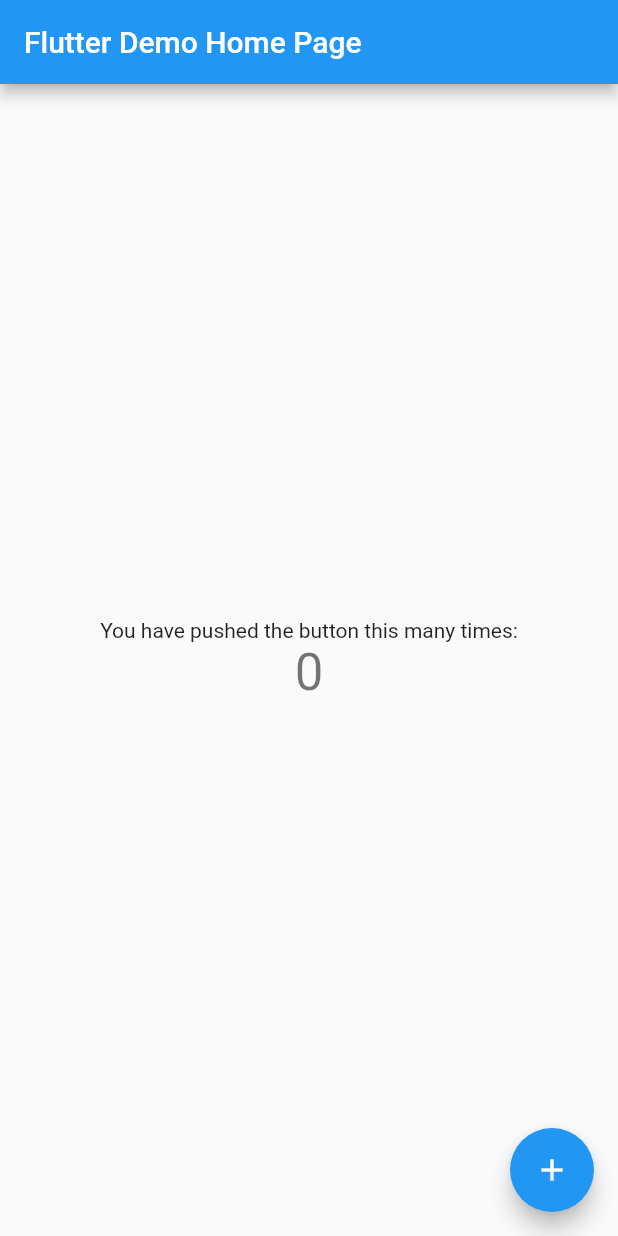
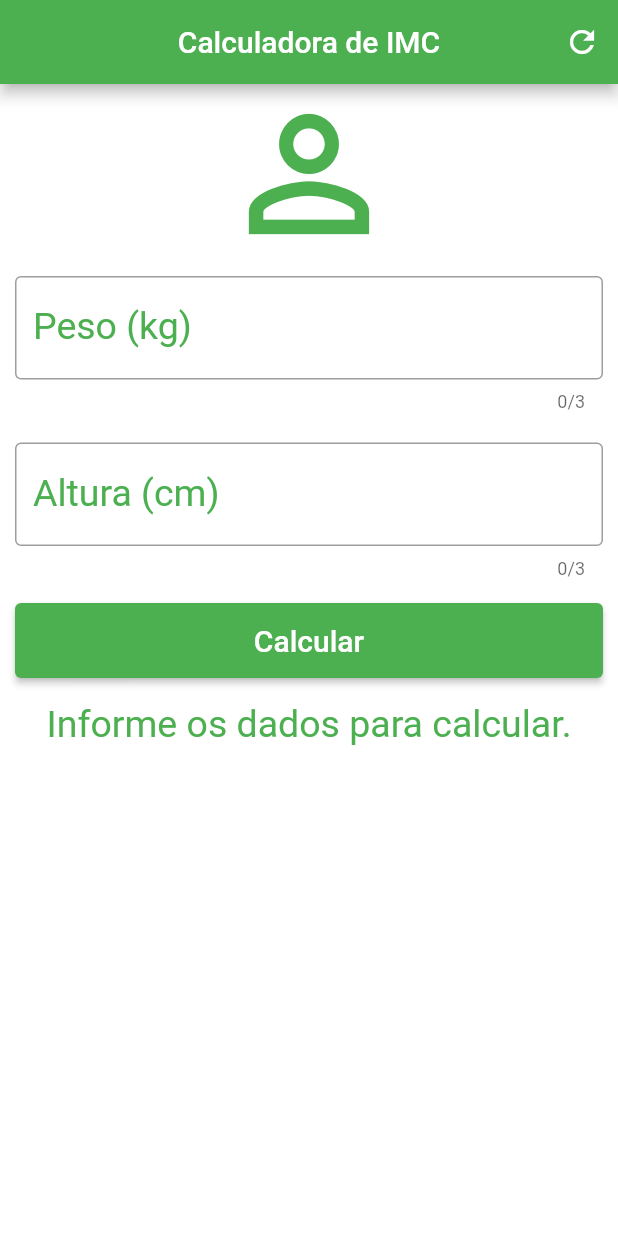
Before and after one commit to christopherblosfeld/calculadora_imc, a Flutter app: the screen it shows after launch, on a phone screen of 412 x 824 dp. Run offline on Flutter 3.47's test engine with Material 2 defaults, Android fonts, the phone set to English and light mode, and no system bars.

Commit message:
Subindo a página completa do IMC

```diff
--- a/lib/main.dart
+++ b/lib/main.dart
@@ -1,115 +1,164 @@
 import 'package:flutter/material.dart';
 
 void main() {
-  runApp(const MyApp());
+  runApp(MaterialApp(
+    home: Home(),
+    debugShowCheckedModeBanner: false,
+  ));
 }
 
-class MyApp extends StatelessWidget {
-  const MyApp({super.key});
-
-  // This widget is the root of your application.
+class Home extends StatefulWidget {
   @override
-  Widget build(BuildContext context) {
-    return MaterialApp(
-      title: 'Flutter Demo',
-      theme: ThemeData(
-        // This is the theme of your application.
-        //
-        // Try running your application with "flutter run". You'll see the
-        // application has a blue toolbar. Then, without quitting the app, try
-        // changing the primarySwatch below to Colors.green and then invoke
-        // "hot reload" (press "r" in the console where you ran "flutter run",
-        // or simply save your changes to "hot reload" in a Flutter IDE).
-        // Notice that the counter didn't reset back to zero; the application
-        // is not restarted.
-        primarySwatch: Colors.blue,
-      ),
-      home: const MyHomePage(title: 'Flutter Demo Home Page'),
-    );
-  }
+  _HomeState createState() => _HomeState();
 }
 
-class MyHomePage extends StatefulWidget {
-  const MyHomePage({super.key, required this.title});
+class _HomeState extends State<Home> {
+  TextEditingController weightController = TextEditingController();
+  TextEditingController heightController = TextEditingController();
+  String _textoinfo = 'Informe os dados para calcular.';
+  final _formKey = GlobalKey<FormState>();
+  final _pesoKey = GlobalKey<FormFieldState>();
+  final _alturaKey = GlobalKey<FormFieldState>();
 
-  // This widget is the home page of your application. It is stateful, meaning
-  // that it has a State object (defined below) that contains fields that affect
-  // how it looks.
+  void _resetFields() {
+    weightController.text = '';
+    heightController.text = '';
+    _textoinfo = 'Informe os dados para calcular.';
+  }
 
-  // This class is the configuration for the state. It holds the values (in this
-  // case the title) provided by the parent (in this case the App widget) and
-  // used by the build method of the State. Fields in a Widget subclass are
-  // always marked "final".
+  void _calculate() {
+    setState(() {
+      double weight = double.parse(weightController.text);
+      double height = double.parse(heightController.text) / 100;
+      double imc = weight / (height * height);
 
-  final String title;
+      print(imc);
 
-  @override
-  State<MyHomePage> createState() => _MyHomePageState();
-}
-
-class _MyHomePageState extends State<MyHomePage> {
-  int _counter = 0;
-
-  void _incrementCounter() {
-    setState(() {
-      // This call to setState tells the Flutter framework that something has
-      // changed in this State, which causes it to rerun the build method below
-      // so that the display can reflect the updated values. If we changed
-      // _counter without calling setState(), then the build method would not be
-      // called again, and so nothing would appear to happen.
-      _counter++;
+      if (imc < 18.6) {
+        _textoinfo = 'Abaixo do Peso, IMC: ${imc.toStringAsPrecision(3)}';
+      } else if (imc >= 18.6 && imc < 24.9) {
+        _textoinfo = 'Peso ideal, IMC: ${imc.toStringAsPrecision(3)}';
+      } else if (imc >= 24.9 && imc < 29.9) {
+        _textoinfo =
+            'Levemente acima do peso, IMC: ${imc.toStringAsPrecision(3)}';
+      } else if (imc >= 29.9 && imc < 34.9) {
+        _textoinfo = 'Obesidade grau I, IMC: ${imc.toStringAsPrecision(3)}';
+      } else if (imc >= 34.9 && imc < 39.9) {
+        _textoinfo = 'Obesidade grau II, IMC: ${imc.toStringAsPrecision(3)}';
+      } else if (imc >= 40) {
+        _textoinfo =
+            'Obesidade grau III, c vai morrer !! IMC: ${imc.toStringAsPrecision(3)}';
+      }
     });
   }
 
   @override
   Widget build(BuildContext context) {
-    // This method is rerun every time setState is called, for instance as done
-    // by the _incrementCounter method above.
-    //
-    // The Flutter framework has been optimized to make rerunning build methods
-    // fast, so that you can just rebuild anything that needs updating rather
-    // than having to individually change instances of widgets.
     return Scaffold(
-      appBar: AppBar(
-        // Here we take the value from the MyHomePage object that was created by
-        // the App.build method, and use it to set our appbar title.
-        title: Text(widget.title),
-      ),
-      body: Center(
-        // Center is a layout widget. It takes a single child and positions it
-        // in the middle of the parent.
-        child: Column(
-          // Column is also a layout widget. It takes a list of children and
-          // arranges them vertically. By default, it sizes itself to fit its
-          // children horizontally, and tries to be as tall as its parent.
-          //
-          // Invoke "debug painting" (press "p" in the console, choose the
-          // "Toggle Debug Paint" action from the Flutter Inspector in Android
-          // Studio, or the "Toggle Debug Paint" command in Visual Studio Code)
-          // to see the wireframe for each widget.
-          //
-          // Column has various properties to control how it sizes itself and
-          // how it positions its children. Here we use mainAxisAlignment to
-          // center the children vertically; the main axis here is the vertical
-          // axis because Columns are vertical (the cross axis would be
-          // horizontal).
-          mainAxisAlignment: MainAxisAlignment.center,
-          children: <Widget>[
-            const Text(
-              'You have pushed the button this many times:',
-            ),
-            Text(
-              '$_counter',
-              style: Theme.of(context).textTheme.headlineMedium,
-            ),
-          ],
-        ),
-      ),
-      floatingActionButton: FloatingActionButton(
-        onPressed: _incrementCounter,
-        tooltip: 'Increment',
-        child: const Icon(Icons.add),
-      ), // This trailing comma makes auto-formatting nicer for build methods.
-    );
+        appBar: AppBar(
+            title: Text('Calculadora de IMC'),
+            centerTitle: true,
+            backgroundColor: Colors.green,
+            actions: [
+              IconButton(
+                icon: Icon(Icons.refresh),
+                onPressed: () {
+                  setState(() {
+                    _resetFields();
+                  });
+                },
+              )
+            ]),
+        backgroundColor: Colors.white,
+        body: SingleChildScrollView(
+            padding: EdgeInsets.fromLTRB(10.0, 0.0, 10.0, 0.0),
+            child: Form(
+              child: Column(
+                  key: _formKey,
+                  crossAxisAlignment: CrossAxisAlignment.stretch,
+                  children: [
+                    const Icon(Icons.person_outline,
+                        size: 120, color: Colors.green),
+                    const SizedBox(
+                      height: 8,
+                    ),
+                    TextFormField(
+                      key: _pesoKey,
+                      validator: _validaPeso,
+                      maxLength: 3,
+                      keyboardType: TextInputType.number,
+                      decoration: const InputDecoration(
+                        border: OutlineInputBorder(),
+                        labelText: 'Peso (kg)',
+                        labelStyle: TextStyle(color: Colors.green),
+                      ),
+                      textAlign: TextAlign.center,
+                      style: const TextStyle(color: Colors.green, fontSize: 25),
+                      controller: weightController,
+                    ),
+                    const SizedBox(
+                      height: 20,
+                    ),
+                    TextFormField(
+                      key: _alturaKey,
+                      validator: _validaAltura,
+                      maxLength: 3,
+                      keyboardType: TextInputType.number,
+                      decoration: const InputDecoration(
+                        border: OutlineInputBorder(),
+                        labelText: 'Altura (cm)',
+                        labelStyle: TextStyle(color: Colors.green),
+                      ),
+                      textAlign: TextAlign.center,
+                      style: const TextStyle(color: Colors.green, fontSize: 25),
+                      controller: heightController,
+                    ),
+                    const SizedBox(
+                      height: 8,
+                    ),
+                    const SizedBox(
+                      height: 8,
+                    ),
+                    Container(
+                      height: 50,
+                      child: ElevatedButton(
+                        style: ElevatedButton.styleFrom(
+                            primary: Colors.green), //Cor verde do botao
+                        onPressed: () {
+                          if (_pesoKey.currentState?.validate() == false ||
+                              _alturaKey.currentState?.validate() == false) {
+                            return;
+                          }
+                          _calculate();
+                        },
+
+                        child: const Text(
+                          'Calcular',
+                          style: TextStyle(color: Colors.white, fontSize: 20),
+                        ),
+                      ),
+                    ),
+                    SizedBox(
+                      height: 16,
+                    ),
+                    Text(
+                      _textoinfo,
+                      textAlign: TextAlign.center,
+                      style: TextStyle(color: Colors.green, fontSize: 25),
+                    ),
+                  ]),
+            )));
   }
 }
+
+String? _validaPeso(String? peso) {
+  if (peso == null || peso.isEmpty) {
+    return 'Informe um peso!';
+  }
+}
+
+String? _validaAltura(String? altura) {
+  if (altura == null || altura.isEmpty) {
+    return 'Informe uma altura!';
+  }
+}
```
Also changed, not shown: 1 other file.
